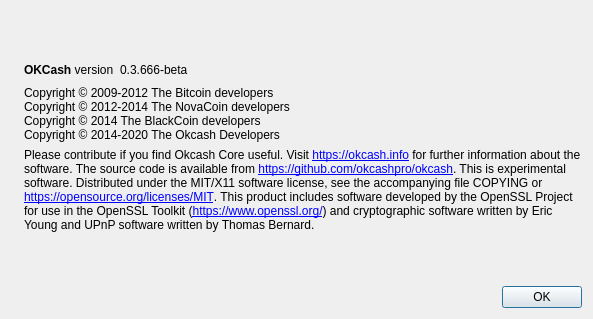
Qt form src/qt/forms/aboutdialog.ui (okcashpro/okcash) before a commit.
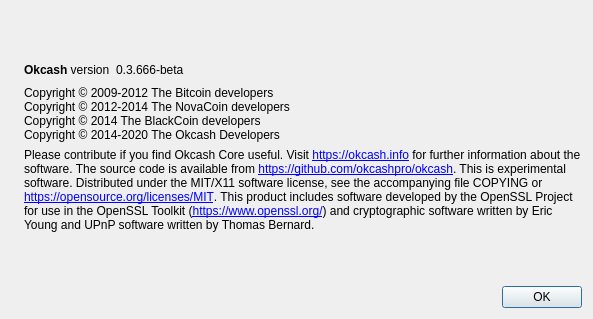
The same form after that commit. Icons and pictures are not drawn.

Patch:
```diff
--- a/src/qt/forms/aboutdialog.ui
+++ b/src/qt/forms/aboutdialog.ui
@@ -50,7 +50,7 @@
           <cursorShape>IBeamCursor</cursorShape>
          </property>
          <property name="text">
-          <string>&lt;b&gt;OKCash&lt;/b&gt; version</string>
+          <string>&lt;b&gt;Okcash&lt;/b&gt; version</string>
          </property>
          <property name="textInteractionFlags">
           <set>Qt::LinksAccessibleByMouse|Qt::TextSelectableByKeyboard|Qt::TextSelectableByMouse</set>
```
Left out of the diff: 2 changed lines with no effect on the pictures.
